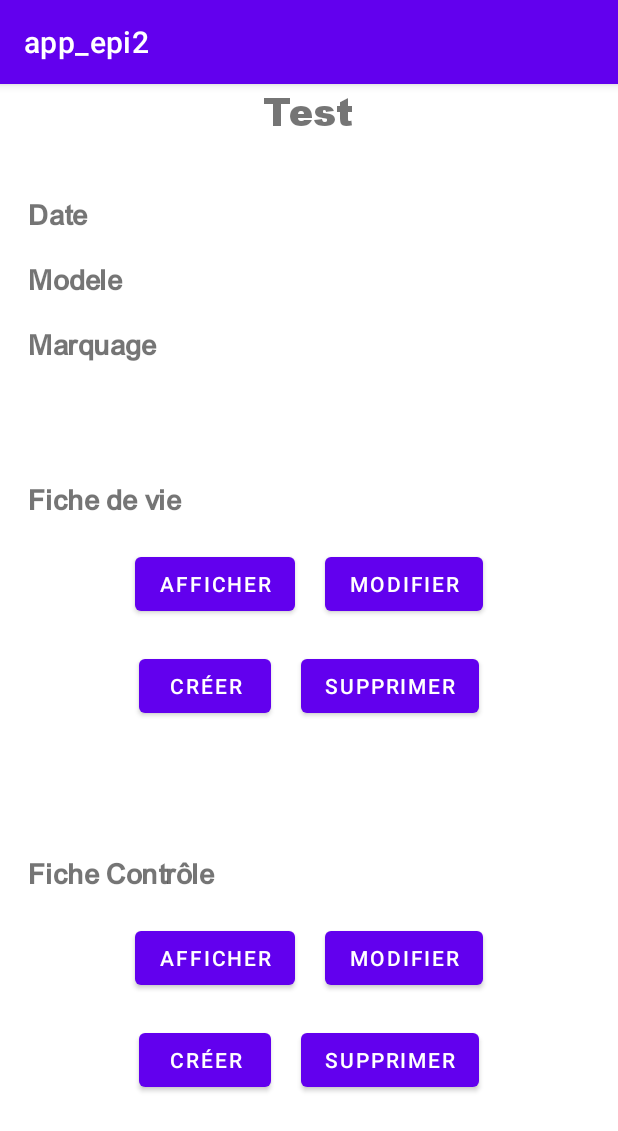
After one commit to SIO2LAA/Speleo-EPI, an Android app: the InfoMateriel screen opened directly, with no data from a screen before it, on a phone screen of 412 x 824 dp. The commit adds this screen. Shown: the top 1131 px of the screen. Run offline under Robolectric (Android 15) with nearby library versions, the phone set to English and light mode, and no system bars.

Commit message:
Info Matériel créé

```diff
--- a/app/src/main/AndroidManifest.xml
+++ b/app/src/main/AndroidManifest.xml
@@ -9,7 +9,8 @@
         android:roundIcon="@mipmap/logo_club_round"
         android:supportsRtl="true"
         android:theme="@style/Theme.App_epi2">
-        <activity android:name=".GestionMateriel"></activity>
+        <activity android:name=".InfoMateriel"></activity>
+        <activity android:name=".GestionMateriel" />
         <activity
             android:name=".MainActivity"
             android:exported="true">
--- /dev/null
+++ b/app/src/main/java/fr/sio/app_epi2/InfoMateriel.java
@@ -0,0 +1,14 @@
+package fr.sio.app_epi2;
+
+import androidx.appcompat.app.AppCompatActivity;
+
+import android.os.Bundle;
+
+public class InfoMateriel extends AppCompatActivity {
+
+    @Override
+    protected void onCreate(Bundle savedInstanceState) {
+        super.onCreate(savedInstanceState);
+        setContentView(R.layout.activity_info_materiel);
+    }
+}
--- a/app/src/main/res/font/font.xml
+++ b/app/src/main/res/font/font.xml
@@ -5,9 +5,4 @@
         android:fontWeight="400"
         android:font="@font/arial"></font>
 
-    <font
-        android:fontStyle="normal"
-        android:fontWeight="800"
-        android:font="@font/arialbd"></font>
-
 </font-family>
--- /dev/null
+++ b/app/src/main/res/layout/activity_info_materiel.xml
@@ -0,0 +1,149 @@
+<?xml version="1.0" encoding="utf-8"?>
+<LinearLayout xmlns:android="http://schemas.android.com/apk/res/android"
+    xmlns:app="http://schemas.android.com/apk/res-auto"
+    xmlns:tools="http://schemas.android.com/tools"
+    android:layout_width="match_parent"
+    android:layout_height="match_parent"
+    android:orientation="vertical"
+    tools:context=".InfoMateriel">
+
+    <TextView
+        android:layout_width="wrap_content"
+        android:layout_height="wrap_content"
+        android:layout_gravity="center"
+        android:id="@+id/nomInfo"
+        android:text="Test"
+        android:textSize="25dp"
+        android:fontFamily="@font/ariblk"
+        android:textStyle="bold"></TextView>
+
+    <TextView
+        android:layout_width="wrap_content"
+        android:layout_height="wrap_content"
+        android:id="@+id/dateMateriel"
+        android:text="Date"
+        android:layout_marginLeft="20dp"
+        android:layout_marginTop="40dp"
+        android:textStyle="bold"
+        android:textSize="20dp"
+        android:fontFamily="@font/arialmdm"></TextView>
+
+    <TextView
+        android:layout_width="wrap_content"
+        android:layout_height="wrap_content"
+        android:id="@+id/modeleMateriel"
+        android:text="Modele"
+        android:layout_marginLeft="20dp"
+        android:layout_marginTop="20dp"
+        android:textStyle="bold"
+        android:textSize="20dp"
+        android:fontFamily="@font/arialmdm"></TextView>
+
+    <TextView
+        android:layout_width="wrap_content"
+        android:layout_height="wrap_content"
+        android:id="@+id/marquageMateriel"
+        android:text="Marquage"
+        android:layout_marginLeft="20dp"
+        android:layout_marginTop="20dp"
+        android:textStyle="bold"
+        android:textSize="20dp"
+        android:fontFamily="@font/arialmdm"></TextView>
+
+    <TextView
+        android:layout_width="wrap_content"
+        android:layout_height="wrap_content"
+        android:text="@string/ficheDeVie"
+        android:layout_marginLeft="20dp"
+        android:layout_marginTop="80dp"
+        android:textStyle="bold"
+        android:textSize="20dp"
+        android:fontFamily="@font/arialmdm"></TextView>
+
+    <LinearLayout
+        android:layout_width="wrap_content"
+        android:layout_height="wrap_content"
+        android:layout_marginTop="10dp"
+        android:layout_gravity="center"
+        android:orientation="horizontal">
+        <Button
+            android:layout_width="wrap_content"
+            android:layout_height="wrap_content"
+            android:text="@string/FAfficher"
+            android:layout_margin="10dp"
+            android:id="@+id/FVAfficher"></Button>
+        <Button
+            android:layout_width="wrap_content"
+            android:layout_height="wrap_content"
+            android:layout_margin="10dp"
+            android:text="@string/FModifier"
+            android:id="@+id/FVModifier"></Button>
+    </LinearLayout>
+    <LinearLayout
+        android:layout_width="wrap_content"
+        android:layout_height="wrap_content"
+        android:layout_gravity="center"
+        android:orientation="horizontal">
+        <Button
+            android:layout_width="wrap_content"
+            android:layout_height="wrap_content"
+            android:layout_margin="10dp"
+            android:text="@string/FCreer"
+            android:id="@+id/FVCreer"></Button>
+        <Button
+            android:layout_width="wrap_content"
+            android:layout_height="wrap_content"
+            android:layout_margin="10dp"
+            android:text="@string/FSupprimer"
+            android:id="@+id/FVSupprimer"></Button>
+    </LinearLayout>
+
+    <TextView
+        android:layout_width="wrap_content"
+        android:layout_height="wrap_content"
+        android:text="@string/ficheControle"
+        android:layout_marginLeft="20dp"
+        android:layout_marginTop="80dp"
+        android:textStyle="bold"
+        android:textSize="20dp"
+        android:fontFamily="@font/arialmdm"></TextView>
+
+    <LinearLayout
+        android:layout_width="wrap_content"
+        android:layout_height="wrap_content"
+        android:layout_marginTop="10dp"
+        android:layout_gravity="center"
+        android:orientation="horizontal">
+        <Button
+            android:layout_width="wrap_content"
+            android:layout_height="wrap_content"
+            android:text="@string/FAfficher"
+            android:layout_margin="10dp"
+            android:id="@+id/FCAfficher"></Button>
+        <Button
+            android:layout_width="wrap_content"
+            android:layout_height="wrap_content"
+            android:layout_margin="10dp"
+            android:text="@string/FModifier"
+            android:id="@+id/FCModifier"></Button>
+    </LinearLayout>
+    <LinearLayout
+        android:layout_width="wrap_content"
+        android:layout_height="wrap_content"
+        android:layout_gravity="center"
+        android:orientation="horizontal">
+        <Button
+            android:layout_width="wrap_content"
+            android:layout_height="wrap_content"
+            android:layout_margin="10dp"
+            android:text="@string/FCreer"
+            android:id="@+id/FCCreer"></Button>
+        <Button
+            android:layout_width="wrap_content"
+            android:layout_height="wrap_content"
+            android:layout_margin="10dp"
+            android:text="@string/FSupprimer"
+            android:id="@+id/FCSupprimer"></Button>
+    </LinearLayout>
+
+</LinearLayout>
--- a/app/src/main/res/values/strings.xml
+++ b/app/src/main/res/values/strings.xml
@@ -9,4 +9,10 @@
     <string name="filtre3">Filtre 3</string>
     <string name="filtre4">Filtre 4</string>
     <string name="filtre5">Filtre 5</string>
+    <string name="ficheDeVie">Fiche de vie</string>
+    <string name="ficheControle">Fiche Contrôle</string>
+    <string name="FAfficher">Afficher</string>
+    <string name="FModifier">Modifier</string>
+    <string name="FCreer">Créer</string>
+    <string name="FSupprimer">Supprimer</string>
 </resources>
```
